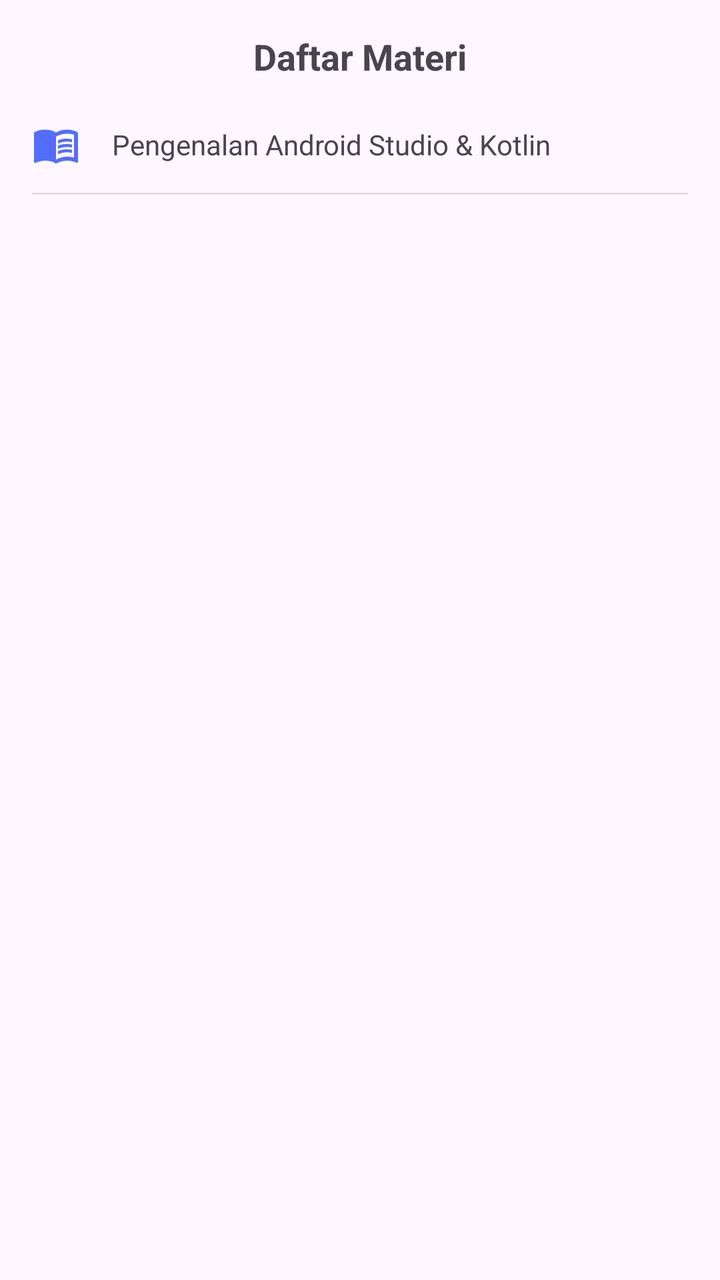
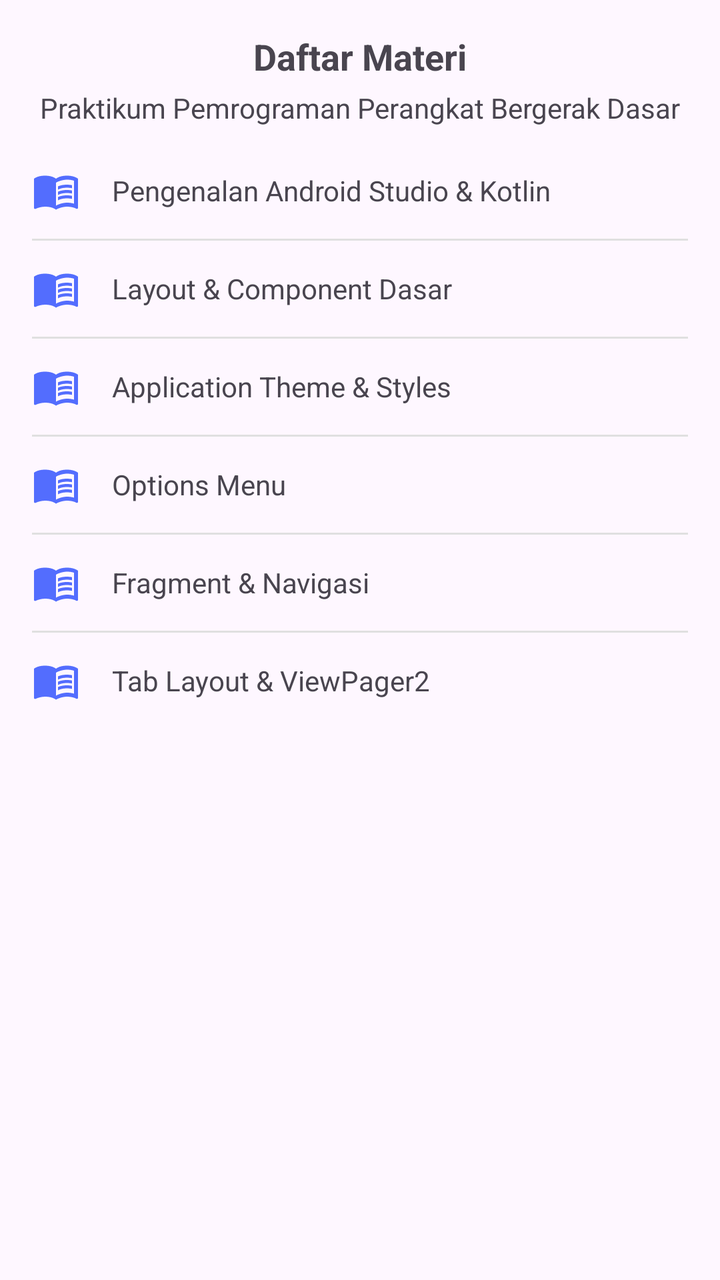

Compare the two renders of this Android layout. The source of the first and the diff that turns it into the second are given below.
<!-- AndroidManifest.xml: application theme Theme.PPDB_Pertemuan6 -->
<!-- res/layout/fragment_materi.xml -->
<?xml version="1.0" encoding="utf-8"?>
<ScrollView xmlns:android="http://schemas.android.com/apk/res/android"
    xmlns:app="http://schemas.android.com/apk/res-auto"
    xmlns:tools="http://schemas.android.com/tools"
    android:layout_width="match_parent"
    android:layout_height="match_parent"
    tools:context=".MateriFragment">

    <LinearLayout
        android:layout_width="match_parent"
        android:layout_height="wrap_content"
        android:orientation="vertical"
        android:padding="16dp">

        <TextView
            android:layout_width="match_parent"
            android:layout_height="wrap_content"
            android:layout_marginBottom="8dp"
            android:text="@string/materi_title"
            style="@style/CustomTextView18Bold" />

        <LinearLayout
            android:layout_width="match_parent"
            android:layout_height="wrap_content"
            android:gravity="center_vertical"
            android:orientation="horizontal"
            android:paddingVertical="12dp">

            <ImageView
                android:layout_width="24dp"
                android:layout_height="24dp"
                android:contentDescription="@null"
                android:src="@drawable/ic_materi"
                app:tint="#536DFE" />

            <TextView
                android:layout_width="match_parent"
                android:layout_height="wrap_content"
                android:layout_marginStart="16dp"
                android:text="@string/materi_1" />
        </LinearLayout>

        <View
            android:layout_width="match_parent"
            android:layout_height="1dp"
            android:background="#E0E0E0" />

    </LinearLayout>
</ScrollView>
<!-- resources referenced by this layout -->
<resources>
  <!-- drawable ic_materi (drawable) -->
  <vector xmlns:android="http://schemas.android.com/apk/res/android" android:autoMirrored="true" android:height="24dp" android:tint="#000000" android:viewportHeight="24" android:viewportWidth="24" android:width="24dp">
        
      <path android:fillColor="@android:color/white" android:pathData="M21,5c-1.11,-0.35 -2.33,-0.5 -3.5,-0.5c-1.95,0 -4.05,0.4 -5.5,1.5c-1.45,-1.1 -3.55,-1.5 -5.5,-1.5S2.45,4.9 1,6v14.65c0,0.25 0.25,0.5 0.5,0.5c0.1,0 0.15,-0.05 0.25,-0.05C3.1,20.45 5.05,20 6.5,20c1.95,0 4.05,0.4 5.5,1.5c1.35,-0.85 3.8,-1.5 5.5,-1.5c1.65,0 3.35,0.3 4.75,1.05c0.1,0.05 0.15,0.05 0.25,0.05c0.25,0 0.5,-0.25 0.5,-0.5V6C22.4,5.55 21.75,5.25 21,5zM21,18.5c-1.1,-0.35 -2.3,-0.5 -3.5,-0.5c-1.7,0 -4.15,0.65 -5.5,1.5V8c1.35,-0.85 3.8,-1.5 5.5,-1.5c1.2,0 2.4,0.15 3.5,0.5V18.5z"/>
        
      <path android:fillColor="@android:color/white" android:pathData="M17.5,10.5c0.88,0 1.73,0.09 2.5,0.26V9.24C19.21,9.09 18.36,9 17.5,9c-1.7,0 -3.24,0.29 -4.5,0.83v1.66C14.13,10.85 15.7,10.5 17.5,10.5z"/>
        
      <path android:fillColor="@android:color/white" android:pathData="M13,12.49v1.66c1.13,-0.64 2.7,-0.99 4.5,-0.99c0.88,0 1.73,0.09 2.5,0.26V11.9c-0.79,-0.15 -1.64,-0.24 -2.5,-0.24C15.8,11.66 14.26,11.96 13,12.49z"/>
        
      <path android:fillColor="@android:color/white" android:pathData="M17.5,14.33c-1.7,0 -3.24,0.29 -4.5,0.83v1.66c1.13,-0.64 2.7,-0.99 4.5,-0.99c0.88,0 1.73,0.09 2.5,0.26v-1.52C19.21,14.41 18.36,14.33 17.5,14.33z"/>
      
  </vector>
  <string name="materi_1">Pengenalan Android Studio &amp; Kotlin</string>
  <string name="materi_title">Daftar Materi</string>
  <style name="CustomTextView18Bold" parent="Widget.AppCompat.TextView">
          <item name="android:textSize">18sp</item>
          <item name="android:textStyle">bold</item>
          <item name="android:gravity">center</item>
      </style>
  <style name="Theme.PPDB_Pertemuan6" parent="Base.Theme.PPDB_Pertemuan6" />
  <style name="Base.Theme.PPDB_Pertemuan6" parent="Theme.Material3.DayNight.NoActionBar">
          
      </style>
</resources>

<!-- the commit's change to res/layout/fragment_materi.xml (unified diff, before → after) -->
@@ -15,13 +15,23 @@
         <TextView
             android:layout_width="match_parent"
             android:layout_height="wrap_content"
-            android:layout_marginBottom="8dp"
             android:text="@string/materi_title"
             style="@style/CustomTextView18Bold" />
 
-        <LinearLayout
-            android:layout_width="match_parent"
-            android:layout_height="wrap_content"
+        <TextView
+            android:layout_width="match_parent"
+            android:layout_height="wrap_content"
+            android:layout_marginTop="4dp"
+            android:layout_marginBottom="8dp"
+            android:gravity="center"
+            android:text="@string/materi_hint" />
+
+        
+        <LinearLayout
+            android:id="@+id/row_materi_1"
+            android:layout_width="match_parent"
+            android:layout_height="wrap_content"
+            android:background="?attr/selectableItemBackground"
             android:gravity="center_vertical"
             android:orientation="horizontal"
             android:paddingVertical="12dp">
@@ -40,10 +50,204 @@
                 android:text="@string/materi_1" />
         </LinearLayout>
 
-        <View
-            android:layout_width="match_parent"
-            android:layout_height="1dp"
-            android:background="#E0E0E0" />
+        <TextView
+            android:id="@+id/desc_materi_1"
+            android:layout_width="match_parent"
+            android:layout_height="wrap_content"
+            android:paddingStart="40dp"
+            android:paddingBottom="12dp"
+            android:text="@string/materi_desc_1"
+            android:visibility="gone" />
+
+        <View
+            android:layout_width="match_parent"
+            android:layout_height="1dp"
+            android:background="#E0E0E0" />
+
+        
+        <LinearLayout
+            android:id="@+id/row_materi_2"
+            android:layout_width="match_parent"
+            android:layout_height="wrap_content"
+            android:background="?attr/selectableItemBackground"
+            android:gravity="center_vertical"
+            android:orientation="horizontal"
+            android:paddingVertical="12dp">
+
+            <ImageView
+                android:layout_width="24dp"
+                android:layout_height="24dp"
+                android:contentDescription="@null"
+                android:src="@drawable/ic_materi"
+                app:tint="#536DFE" />
+
+            <TextView
+                android:layout_width="match_parent"
+                android:layout_height="wrap_content"
+                android:layout_marginStart="16dp"
+                android:text="@string/materi_2" />
+        </LinearLayout>
+
+        <TextView
+            android:id="@+id/desc_materi_2"
+            android:layout_width="match_parent"
+            android:layout_height="wrap_content"
+            android:paddingStart="40dp"
+            android:paddingBottom="12dp"
+            android:text="@string/materi_desc_2"
+            android:visibility="gone" />
+
+        <View
+            android:layout_width="match_parent"
+            android:layout_height="1dp"
+            android:background="#E0E0E0" />
+
+        
+        <LinearLayout
+            android:id="@+id/row_materi_3"
+            android:layout_width="match_parent"
+            android:layout_height="wrap_content"
+            android:background="?attr/selectableItemBackground"
+            android:gravity="center_vertical"
+            android:orientation="horizontal"
+            android:paddingVertical="12dp">
+
+            <ImageView
+                android:layout_width="24dp"
+                android:layout_height="24dp"
+                android:contentDescription="@null"
+                android:src="@drawable/ic_materi"
+                app:tint="#536DFE" />
+
+            <TextView
+                android:layout_width="match_parent"
+                android:layout_height="wrap_content"
+                android:layout_marginStart="16dp"
+                android:text="@string/materi_3" />
+        </LinearLayout>
+
+        <TextView
+            android:id="@+id/desc_materi_3"
+            android:layout_width="match_parent"
+            android:layout_height="wrap_content"
+            android:paddingStart="40dp"
+            android:paddingBottom="12dp"
+            android:text="@string/materi_desc_3"
+            android:visibility="gone" />
+
+        <View
+            android:layout_width="match_parent"
+            android:layout_height="1dp"
+            android:background="#E0E0E0" />
+
+        
+        <LinearLayout
+            android:id="@+id/row_materi_4"
+            android:layout_width="match_parent"
+            android:layout_height="wrap_content"
+            android:background="?attr/selectableItemBackground"
+            android:gravity="center_vertical"
+            android:orientation="horizontal"
+            android:paddingVertical="12dp">
+
+            <ImageView
+                android:layout_width="24dp"
+                android:layout_height="24dp"
+                android:contentDescription="@null"
+                android:src="@drawable/ic_materi"
+                app:tint="#536DFE" />
+
+            <TextView
+                android:layout_width="match_parent"
+                android:layout_height="wrap_content"
+                android:layout_marginStart="16dp"
+                android:text="@string/materi_4" />
+        </LinearLayout>
+
+        <TextView
+            android:id="@+id/desc_materi_4"
+            android:layout_width="match_parent"
+            android:layout_height="wrap_content"
+            android:paddingStart="40dp"
+            android:paddingBottom="12dp"
+            android:text="@string/materi_desc_4"
+            android:visibility="gone" />
+
+        <View
+            android:layout_width="match_parent"
+            android:layout_height="1dp"
+            android:background="#E0E0E0" />
+
+        
+        <LinearLayout
+            android:id="@+id/row_materi_5"
+            android:layout_width="match_parent"
+            android:layout_height="wrap_content"
+            android:background="?attr/selectableItemBackground"
+            android:gravity="center_vertical"
+            android:orientation="horizontal"
+            android:paddingVertical="12dp">
+
+            <ImageView
+                android:layout_width="24dp"
+                android:layout_height="24dp"
+                android:contentDescription="@null"
+                android:src="@drawable/ic_materi"
+                app:tint="#536DFE" />
+
+            <TextView
+                android:layout_width="match_parent"
+                android:layout_height="wrap_content"
+                android:layout_marginStart="16dp"
+                android:text="@string/materi_5" />
+        </LinearLayout>
+
+        <TextView
+            android:id="@+id/desc_materi_5"
+            android:layout_width="match_parent"
+            android:layout_height="wrap_content"
+            android:paddingStart="40dp"
+            android:paddingBottom="12dp"
+            android:text="@string/materi_desc_5"
+            android:visibility="gone" />
+
+        <View
+            android:layout_width="match_parent"
+            android:layout_height="1dp"
+            android:background="#E0E0E0" />
+
+        
+        <LinearLayout
+            android:id="@+id/row_materi_6"
+            android:layout_width="match_parent"
+            android:layout_height="wrap_content"
+            android:background="?attr/selectableItemBackground"
+            android:gravity="center_vertical"
+            android:orientation="horizontal"
+            android:paddingVertical="12dp">
+
+            <ImageView
+                android:layout_width="24dp"
+                android:layout_height="24dp"
+                android:contentDescription="@null"
+                android:src="@drawable/ic_materi"
+                app:tint="#536DFE" />
+
+            <TextView
+                android:layout_width="match_parent"
+                android:layout_height="wrap_content"
+                android:layout_marginStart="16dp"
+                android:text="@string/materi_6" />
+        </LinearLayout>
+
+        <TextView
+            android:id="@+id/desc_materi_6"
+            android:layout_width="match_parent"
+            android:layout_height="wrap_content"
+            android:paddingStart="40dp"
+            android:paddingBottom="12dp"
+            android:text="@string/materi_desc_6"
+            android:visibility="gone" />
 
     </LinearLayout>
 </ScrollView>
<!-- resource entries referenced after the edit -->
@@ -13,6 +13,18 @@
       
   </vector>
   <string name="materi_1">Pengenalan Android Studio &amp; Kotlin</string>
+  <string name="materi_2">Layout &amp; Component Dasar</string>
+  <string name="materi_3">Application Theme &amp; Styles</string>
+  <string name="materi_4">Options Menu</string>
+  <string name="materi_5">Fragment &amp; Navigasi</string>
+  <string name="materi_6">Tab Layout &amp; ViewPager2</string>
+  <string name="materi_desc_1">Mengenal Android Studio, cara membuat project baru, isi folder project, dan dasar penulisan Kotlin seperti variabel dan fungsi.</string>
+  <string name="materi_desc_2">Menyusun tampilan dengan LinearLayout dan ConstraintLayout, lalu memakai komponen dasar seperti TextView, Button, ImageView, dan EditText.</string>
+  <string name="materi_desc_3">Mengatur tema aplikasi di themes.xml, membuat tema dengan dan tanpa ActionBar, serta membuat custom style seperti rounded button.</string>
+  <string name="materi_desc_4">Membuat file menu di res/menu, menampilkannya lewat onCreateOptionsMenu(), dan menangani klik item di onOptionsItemSelected().</string>
+  <string name="materi_desc_5">Membuat fragment sebagai potongan tampilan yang ditempatkan di dalam activity, lalu berpindah dari satu tampilan ke tampilan lain.</string>
+  <string name="materi_desc_6">Menghubungkan TabLayout dan ViewPager2 memakai FragmentStateAdapter dan TabLayoutMediator, supaya tiap tab menampilkan fragment yang berbeda.</string>
+  <string name="materi_hint">Praktikum Pemrograman Perangkat Bergerak Dasar</string>
   <string name="materi_title">Daftar Materi</string>
   <style name="CustomTextView18Bold" parent="Widget.AppCompat.TextView">
           <item name="android:textSize">18sp</item>
